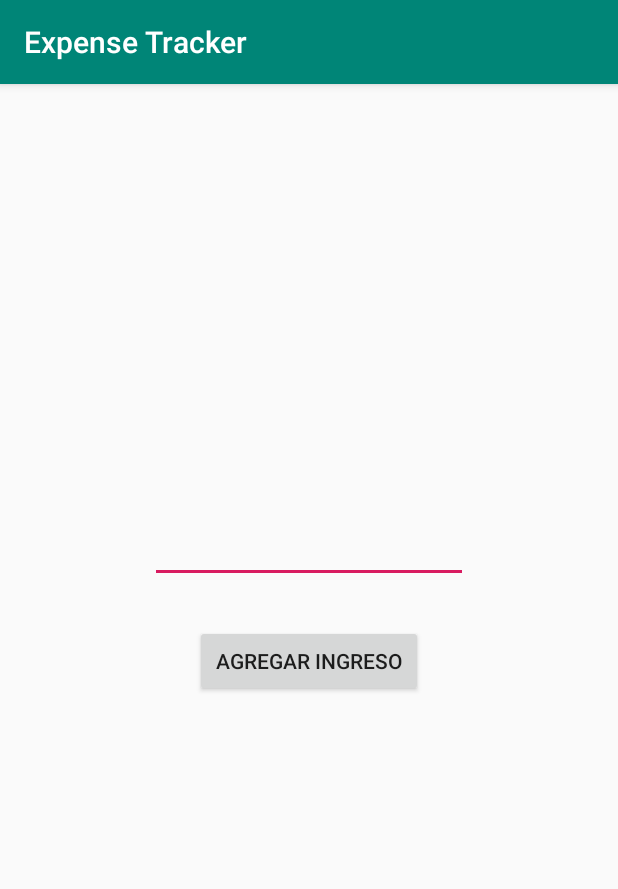
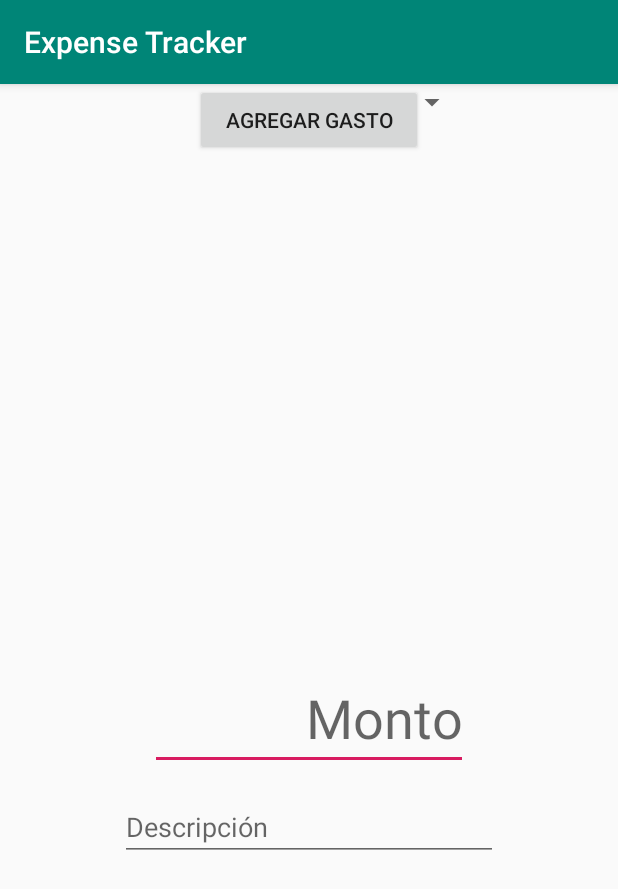
Before and after one commit to Kenneth-hv/ExpenseTracker, an Android app: the AddExpenseActivity screen opened directly, with no data from a screen before it, on a phone screen of 412 x 824 dp. Shown: the top 889 px of the screen. Run offline under Robolectric (Android 15) with nearby library versions, the phone set to English and light mode, and no system bars.

Commit message:
Added description insertion to the expenses.

```diff
--- a/app/src/main/java/com/example/expensetracker/AddExpenseActivity.java
+++ b/app/src/main/java/com/example/expensetracker/AddExpenseActivity.java
@@ -2,9 +2,9 @@ package com.example.expensetracker;
 
 import android.support.v7.app.AppCompatActivity;
 import android.os.Bundle;
-import android.util.Log;
 import android.view.View;
 import android.widget.EditText;
+import android.widget.Spinner;
 
 import com.example.expensetracker.controler.ExpenseTracker;
 import com.example.expensetracker.data.Expense;
@@ -21,10 +21,15 @@ public class AddExpenseActivity extends AppCompatActivity {
     public void addExpenseButtonClick(View view){
 
         EditText editText_expense = findViewById(R.id.expenseInput);
+        EditText editText_description = findViewById(R.id.expenseDescription);
+        Spinner categorySpinner = findViewById(R.id.categorySpinner);
+        int category = categorySpinner.getSelectedItemPosition();
 
 
         float value = Float.parseFloat(editText_expense.getText().toString());
-        ExpenseTracker.getInstance().addExpense(value, "Gasto", Expense.Category.OTHER);
+        String description = editText_description.getText().toString();
+        ExpenseTracker.getInstance().addExpense(value, description, Expense.Category.OTHER);
 
+        finish();
     }
 }
--- a/app/src/main/res/layout/activity_add_expense.xml
+++ b/app/src/main/res/layout/activity_add_expense.xml
@@ -12,18 +12,36 @@
         android:layout_height="wrap_content"
         android:layout_marginStart="100dp"
         android:layout_marginLeft="100dp"
-        android:layout_marginTop="263dp"
+        android:layout_marginTop="388dp"
         android:layout_marginEnd="100dp"
         android:layout_marginRight="100dp"
         android:ems="10"
         android:gravity="right"
+        android:hint="Monto"
         android:inputType="numberDecimal"
         android:textColor="@android:color/holo_red_dark"
         android:textSize="36sp"
         app:layout_constraintEnd_toEndOf="parent"
+        app:layout_constraintHorizontal_bias="1.0"
+        app:layout_constraintStart_toStartOf="parent"
+        app:layout_constraintTop_toTopOf="parent" />
+
+    <EditText
+        android:id="@+id/expenseDescription"
+        android:layout_width="0dp"
+        android:layout_height="wrap_content"
+        android:layout_marginStart="80dp"
+        android:layout_marginLeft="80dp"
+        android:layout_marginTop="15dp"
+        android:layout_marginEnd="80dp"
+        android:layout_marginRight="80dp"
+        android:ems="10"
+        android:hint="Descripción"
+        android:inputType="textShortMessage|textPersonName"
+        app:layout_constraintEnd_toEndOf="parent"
         app:layout_constraintHorizontal_bias="0.0"
         app:layout_constraintStart_toStartOf="parent"
-        app:layout_constraintTop_toTopOf="parent" />
+        app:layout_constraintTop_toBottomOf="@+id/expenseInput" />
 
     <Button
         android:id="@+id/button"
@@ -31,13 +49,25 @@
         android:layout_height="wrap_content"
         android:layout_marginStart="130dp"
         android:layout_marginLeft="130dp"
-        android:layout_marginTop="28dp"
         android:layout_marginEnd="130dp"
         android:layout_marginRight="130dp"
         android:onClick="addExpenseButtonClick"
-        android:text="Agregar Ingreso"
+        android:text="Agregar Gasto"
         app:layout_constraintEnd_toEndOf="parent"
         app:layout_constraintHorizontal_bias="1.0"
         app:layout_constraintStart_toStartOf="parent"
-        app:layout_constraintTop_toBottomOf="@+id/expenseInput" />
+        tools:layout_editor_absoluteY="569dp" />
+
+    <Spinner
+        android:id="@+id/categorySpinner"
+        android:layout_width="0dp"
+        android:layout_height="wrap_content"
+        android:layout_marginStart="100dp"
+        android:layout_marginLeft="100dp"
+        android:layout_marginEnd="100dp"
+        android:layout_marginRight="100dp"
+        android:spinnerMode="dropdown"
+        app:layout_constraintEnd_toEndOf="parent"
+        app:layout_constraintStart_toStartOf="parent"
+        tools:layout_editor_absoluteY="531dp" />
 </android.support.constraint.ConstraintLayout>
```
